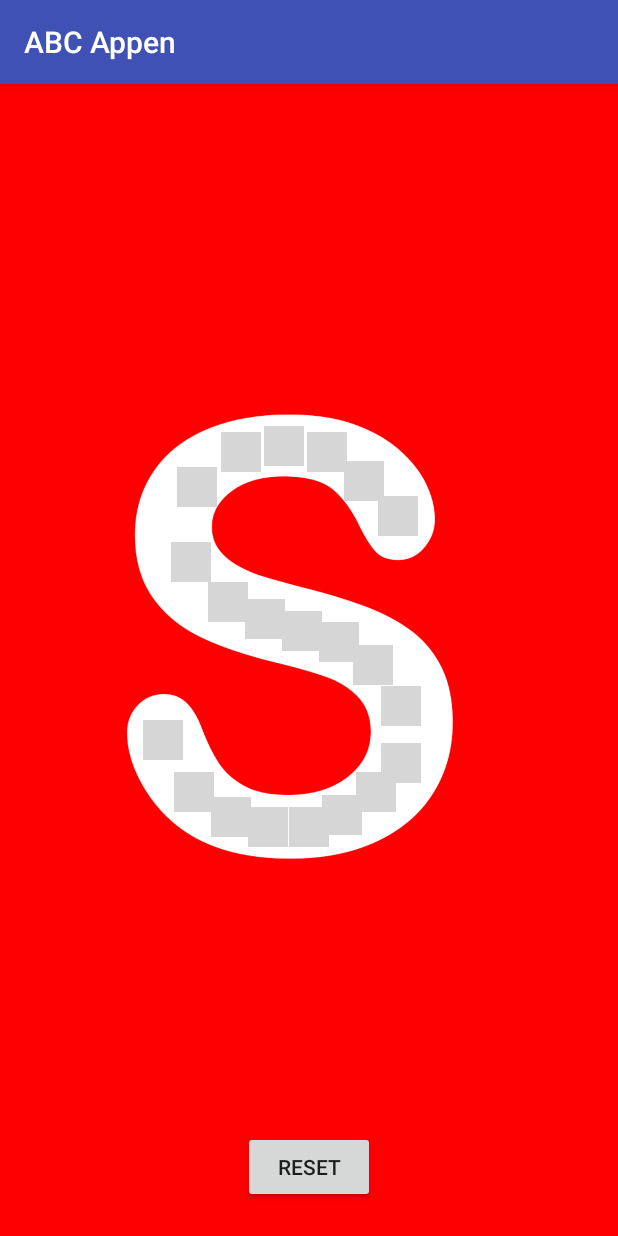
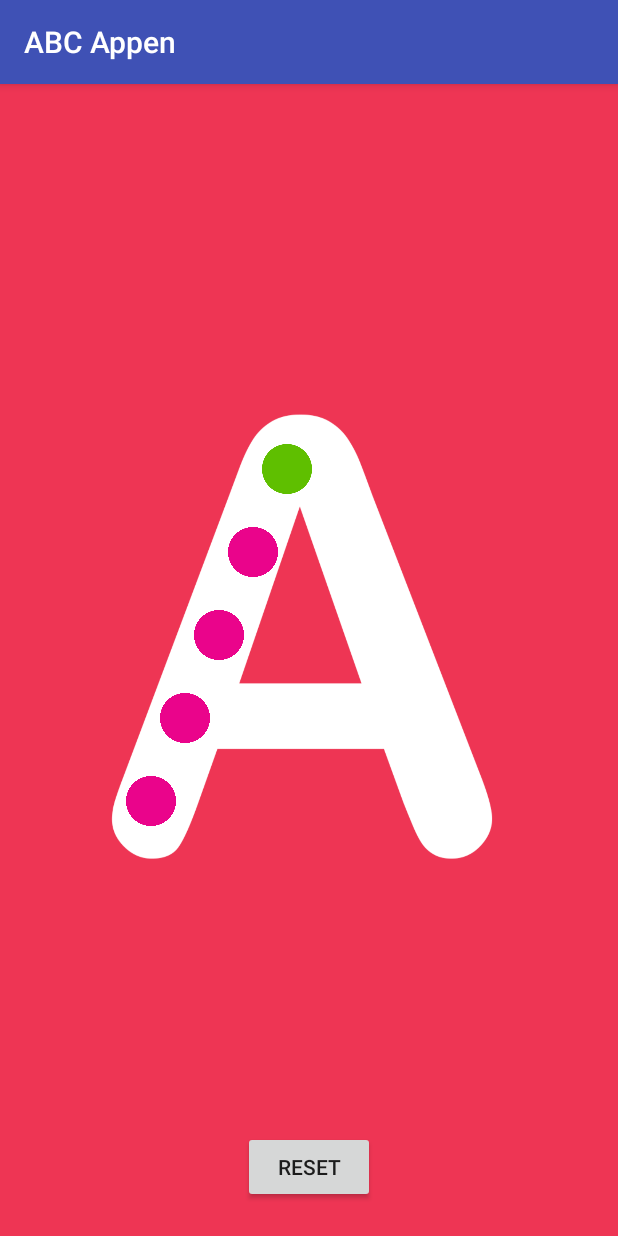
Before and after one commit to VSassi/ABC-Appen, an Android app: the screen it shows after launch (GameActivity), after a tap on "FRAMSTEG", on a phone screen of 412 x 824 dp. Run offline under Robolectric (Android 15) with nearby library versions, the phone set to English and light mode, and no system bars; Roboto replaces fonts that are not available here.

Commit message:
green dots implemented

```diff
--- a/app/src/main/java/com/android/project/abcappen/letters/LetterDot.java
+++ b/app/src/main/java/com/android/project/abcappen/letters/LetterDot.java
@@ -2,8 +2,10 @@ package com.android.project.abcappen.letters;
 
 import android.content.Context;
 import android.graphics.Canvas;
+import android.graphics.PorterDuff;
 import android.graphics.drawable.Drawable;
 import android.util.Log;
+import android.widget.ImageView;
 
 import com.android.project.abcappen.R;
 
@@ -17,8 +19,9 @@ public class LetterDot {
     private Canvas canvas;
     private Drawable background;
     private char letter;
-    private int dotSize = 20;
+    private int dotSize = 25;
     private float left, top, right, bottom, diffX, diffY;
+    private Context context;
 
     private Drawable dot1, dot2, dot3, dot4, dot5, dot6, dot7, dot8, dot9, dot10, dot11, dot12, dot13, dot14,
             dot15, dot16, dot17, dot18, dot19, dot20, dot21, dot22, dot23, dot24, dot25, dot26, dot27, dot28, dot29;
@@ -36,6 +39,7 @@ public class LetterDot {
         initDots(context);
         this.letter = letter;
         this.canvas = canvas;
+        this.context = context;
 
         switch (letter) {
             // DONE
@@ -92,8 +96,6 @@ public class LetterDot {
                 dotLine4 = horizontalLineLow(dotLine4);
                 dotLines[1] = dotLine2;
                 dotLines[3] = dotLine4;
-
-
                 break;
             case 'F':
                 Log.i(LETTER_DOT_TAG, "Letter F printed");
@@ -160,6 +162,9 @@ public class LetterDot {
             case 'M':
                 Log.i(LETTER_DOT_TAG, "Letter M printed");
                 this.background = context.getResources().getDrawable(R.drawable.letter_m);
+                dotLines = new Drawable[3][];
+                dotLine1 = new Drawable[5];
+                straightLineLeft();
                 break;
             // DONE
             case 'N':
@@ -249,11 +254,6 @@ public class LetterDot {
                 dotLine1 = diagonalFallingLineFromLeft(dotLine1);
                 diagonalRisingLineFromMiddle();
                 dotLines[0] = dotLine1;
-                break;
-            case 'W':
-                Log.i(LETTER_DOT_TAG, "Letter W printed");
-                this.background = context.getResources().getDrawable(R.drawable.letter_w);
-                dotLines = new Drawable[4][];
                 break;
             // DONE
             case 'X':
@@ -334,47 +334,45 @@ public class LetterDot {
                 dotLines[2] = dotLine3;
                 break;
         }
-
-    }
-
+        setFirstDotInEachLineToGreen(dotLines);
+
+    }
 
     public void initDots(Context context) {
-        dot1 = context.getResources().getDrawable(R.drawable.dot);
-        dot2 = context.getResources().getDrawable(R.drawable.dot);
-        dot3 = context.getResources().getDrawable(R.drawable.dot);
-        dot4 = context.getResources().getDrawable(R.drawable.dot);
-        dot5 = context.getResources().getDrawable(R.drawable.dot);
-
-        dot6 = context.getResources().getDrawable(R.drawable.dot);
-        dot7 = context.getResources().getDrawable(R.drawable.dot);
-        dot8 = context.getResources().getDrawable(R.drawable.dot);
-        dot9 = context.getResources().getDrawable(R.drawable.dot);
-        dot10 = context.getResources().getDrawable(R.drawable.dot);
-
-        dot11 = context.getResources().getDrawable(R.drawable.dot);
-        dot12 = context.getResources().getDrawable(R.drawable.dot);
-        dot13 = context.getResources().getDrawable(R.drawable.dot);
-        dot14 = context.getResources().getDrawable(R.drawable.dot);
-        dot15 = context.getResources().getDrawable(R.drawable.dot);
-
-        dot16 = context.getResources().getDrawable(R.drawable.dot);
-        dot17 = context.getResources().getDrawable(R.drawable.dot);
-        dot18 = context.getResources().getDrawable(R.drawable.dot);
-        dot19 = context.getResources().getDrawable(R.drawable.dot);
-        dot20 = context.getResources().getDrawable(R.drawable.dot);
-
-        dot21 = context.getResources().getDrawable(R.drawable.dot);
-        dot22 = context.getResources().getDrawable(R.drawable.dot);
-        dot23 = context.getResources().getDrawable(R.drawable.dot);
-        dot24 = context.getResources().getDrawable(R.drawable.dot);
-        dot25 = context.getResources().getDrawable(R.drawable.dot);
-
-        dot26 = context.getResources().getDrawable(R.drawable.dot);
-        dot27 = context.getResources().getDrawable(R.drawable.dot);
-        dot28 = context.getResources().getDrawable(R.drawable.dot);
-        dot29 = context.getResources().getDrawable(R.drawable.dot);
-
-
+        dot1 = context.getResources().getDrawable(R.drawable.pink_dot);
+        dot2 = context.getResources().getDrawable(R.drawable.pink_dot);
+        dot3 = context.getResources().getDrawable(R.drawable.pink_dot);
+        dot4 = context.getResources().getDrawable(R.drawable.pink_dot);
+        dot5 = context.getResources().getDrawable(R.drawable.pink_dot);
+
+        dot6 = context.getResources().getDrawable(R.drawable.pink_dot);
+        dot7 = context.getResources().getDrawable(R.drawable.pink_dot);
+        dot8 = context.getResources().getDrawable(R.drawable.pink_dot);
+        dot9 = context.getResources().getDrawable(R.drawable.pink_dot);
+        dot10 = context.getResources().getDrawable(R.drawable.pink_dot);
+
+        dot11 = context.getResources().getDrawable(R.drawable.pink_dot);
+        dot12 = context.getResources().getDrawable(R.drawable.pink_dot);
+        dot13 = context.getResources().getDrawable(R.drawable.pink_dot);
+        dot14 = context.getResources().getDrawable(R.drawable.pink_dot);
+        dot15 = context.getResources().getDrawable(R.drawable.pink_dot);
+
+        dot16 = context.getResources().getDrawable(R.drawable.pink_dot);
+        dot17 = context.getResources().getDrawable(R.drawable.pink_dot);
+        dot18 = context.getResources().getDrawable(R.drawable.pink_dot);
+        dot19 = context.getResources().getDrawable(R.drawable.pink_dot);
+        dot20 = context.getResources().getDrawable(R.drawable.pink_dot);
+
+        dot21 = context.getResources().getDrawable(R.drawable.pink_dot);
+        dot22 = context.getResources().getDrawable(R.drawable.pink_dot);
+        dot23 = context.getResources().getDrawable(R.drawable.pink_dot);
+        dot24 = context.getResources().getDrawable(R.drawable.pink_dot);
+        dot25 = context.getResources().getDrawable(R.drawable.pink_dot);
+
+        dot26 = context.getResources().getDrawable(R.drawable.pink_dot);
+        dot27 = context.getResources().getDrawable(R.drawable.pink_dot);
+        dot28 = context.getResources().getDrawable(R.drawable.pink_dot);
+        dot29 = context.getResources().getDrawable(R.drawable.pink_dot);
     }
 
     public char getLetter() {
@@ -390,8 +388,8 @@ public class LetterDot {
 
         dotLines[0] = dotLine1;
 
-        diffX = 0.25f;
-        diffY = 0.62f;
+        diffX = 0.465f;
+        diffY = 0.335f;
 
         for (Drawable d : dotLine1) {
             left = (canvas.getWidth() * diffX) - dotSize;
@@ -399,9 +397,10 @@ public class LetterDot {
             right = (canvas.getWidth() * diffX) + dotSize;
             bottom = (canvas.getHeight() * diffY) + dotSize;
             d.setBounds((int) left, (int) top, (int) right, (int) bottom);
-            diffX = diffX + 0.05f;
-            diffY = diffY - 0.07f;
-        }
+            diffX = diffX - 0.055f;
+            diffY = diffY + 0.072f;
+        }
+
     }
 
     public void fallingDiagonalRight() {
@@ -413,8 +412,8 @@ public class LetterDot {
 
         dotLines[1] = dotLine2;
 
-        diffX = 0.53f;
-        diffY = 0.34f;
+        diffX = 0.51f;
+        diffY = 0.33f;
 
         for (Drawable d : dotLine2) {
             left = (canvas.getWidth() * diffX) - dotSize;
@@ -422,8 +421,8 @@ public class LetterDot {
             right = (canvas.getWidth() * diffX) + dotSize;
             bottom = (canvas.getHeight() * diffY) + dotSize;
             d.setBounds((int) left, (int) top, (int) right, (int) bottom);
-            diffX = diffX + 0.05f;
-            diffY = diffY + 0.07f;
+            diffX = diffX + 0.055f;
+            diffY = diffY + 0.075f;
         }
     }
 
@@ -435,7 +434,7 @@ public class LetterDot {
 
         dotLines[2] = dotLine3;
 
-        diffX = 0.36f;
+        diffX = 0.34f;
         diffY = 0.55f;
 
         for (Drawable d : dotLine3) {
@@ -444,7 +443,7 @@ public class LetterDot {
             right = (canvas.getWidth() * diffX) + dotSize;
             bottom = (canvas.getHeight() * diffY) + dotSize;
             d.setBounds((int) left, (int) top, (int) right, (int) bottom);
-            diffX = diffX + 0.09f;
+            diffX = diffX + 0.1f;
         }
     }
 
@@ -1246,8 +1245,8 @@ public class LetterDot {
 
         dotLines[1] = dotLine2;
 
-        diffX = 0.3f;
-        diffY = 0.53f;
+        diffX = 0.69f;
+        diffY = 0.332f;
 
         for (Drawable d : dotLine2) {
             left = (canvas.getWidth() * diffX) - dotSize;
@@ -1255,8 +1254,8 @@ public class LetterDot {
             right = (canvas.getWidth() * diffX) + dotSize;
             bottom = (canvas.getHeight() * diffY) + dotSize;
             d.setBounds((int) left, (int) top, (int) right, (int) bottom);
-            diffX = diffX + 0.065f;
-            diffY = diffY - 0.033f;
+            diffX = diffX - 0.065f;
+            diffY = diffY + 0.033f;
         }
     }
 
@@ -1702,8 +1701,8 @@ public class LetterDot {
 
         dotLines[1] = dotLine2;
 
-        diffX = 0.29f;
-        diffY = 0.642f;
+        diffX = 0.7f;
+        diffY = 0.33f;
 
         for (Drawable d : dotLine2) {
             left = (canvas.getWidth() * diffX) - dotSize;
@@ -1711,8 +1710,8 @@ public class LetterDot {
             right = (canvas.getWidth() * diffX) + dotSize;
             bottom = (canvas.getHeight() * diffY) + dotSize;
             d.setBounds((int) left, (int) top, (int) right, (int) bottom);
-            diffX = diffX + 0.064f;
-            diffY = diffY - 0.052f;
+            diffX = diffX - 0.072f;
+            diffY = diffY + 0.051f;
         }
     }
 
@@ -1832,6 +1831,7 @@ public class LetterDot {
 
         return dotLine;
     }
+
     public Drawable[] oneDotsHighRight(Drawable[] dotLine){
         dotLine[0] = dot21;
 
@@ -1843,7 +1843,26 @@ public class LetterDot {
 
         return dotLine;
     }
+
     public Drawable getBackground() {
         return background;
     }
+
+    public Drawable setGreenDotColor(Drawable dot){
+        int left = dot.getBounds().left;
+        int top = dot.getBounds().top;
+        int right = dot.getBounds().right;
+        int bottom = dot.getBounds().bottom;
+
+        dot = context.getResources().getDrawable(R.drawable.green_dot);
+
+        dot.setBounds(left, top, right, bottom);
+        return dot;
+    }
+
+    public void setFirstDotInEachLineToGreen(Drawable[][] dotLines){
+        for (int i = 0; i < dotLines.length; i++){
+            dotLines[i][0] = setGreenDotColor(dotLines[i][0]);
+        }
+    }
 }
--- a/app/src/main/java/com/android/project/abcappen/views/PaintView.java
+++ b/app/src/main/java/com/android/project/abcappen/views/PaintView.java
@@ -16,6 +16,7 @@ import android.widget.Toast;
 
 import java.util.ArrayList;
 
+import com.android.project.abcappen.R;
 import com.android.project.abcappen.letters.LetterDot;
 import com.android.project.abcappen.services.Sounds;
 
@@ -26,7 +27,8 @@ import com.android.project.abcappen.services.Sounds;
 public class PaintView extends View {
 
     private static final float TOUCH_TOLERANCE = 4;
-    private static char CURRENT_CHAR = 'S';
+    private static char CURRENT_CHAR = 'A';
+
 
     private Bitmap mBitmap;
     private Canvas mCanvas;
@@ -70,6 +72,8 @@ public class PaintView extends View {
         mPaint.setStyle(Paint.Style.STROKE);
         mPaint.setStrokeJoin(Paint.Join.ROUND);
         mPaint.setStrokeWidth(15f);
+
+
     }
 
 
@@ -102,7 +106,6 @@ public class PaintView extends View {
         for (Path p : paths) {
             canvas.drawPath(p, mPaint);
         }
-
         for (Drawable d : letterDot.dotLines[currentLineNr]) {
             d.draw(canvas);
         }
@@ -123,6 +126,7 @@ public class PaintView extends View {
                 System.out.println("X: " + x);
                 System.out.println("Y: " + y);
                 invalidate();
+
                 break;
 
             case MotionEvent.ACTION_MOVE:
@@ -152,6 +156,8 @@ public class PaintView extends View {
                         A = nextDotX - currentDotX;
                         B = currentDotY - nextDotY;
                         dotDistance = (int) Math.sqrt(A * A + B * B);
+
+                        currentLine[currentDot + 1]= letterDot.setGreenDotColor(currentLine[currentDot + 1]);
                     }
 
                     //TODO: FIX REMOVAL OF DOTS, TEMPORARY SOLUTION IN PLACE
```
Also changed, not shown: app/src/main/res/drawable/green_dot.png (added), app/src/main/res/drawable/pink_dot.png (added), app/src/main/res/drawable/yellow_dot.png (added).
